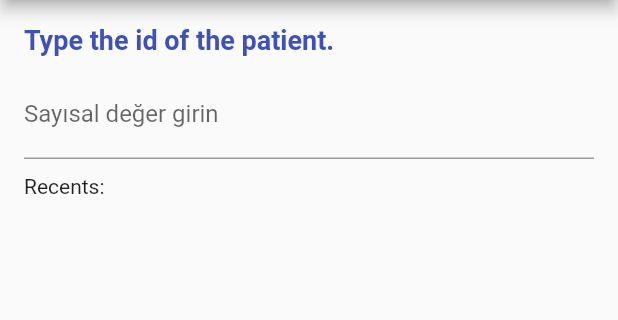
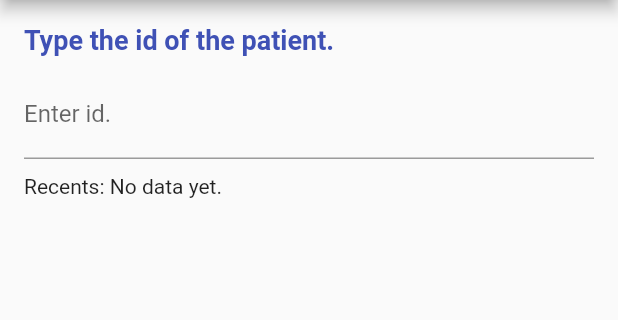
Before and after one commit to OsmanGaziYILDIRIM/Lesion-Meter, a Flutter app: the screen it shows after launch, on a phone screen of 412 x 824 dp, the part 84-404 px from its top. Run offline on Flutter 3.47's test engine with Material 2 defaults, Android fonts, the phone set to English and light mode, and no system bars; our stand-ins replace camera, firebase_core, firebase_storage; accounts and stored records are empty.

Commit message:
Fix some issues.

```diff
--- a/lib/main.dart
+++ b/lib/main.dart
@@ -38,6 +38,7 @@ class MyApp extends StatelessWidget {
         primarySwatch: Colors.indigo,
       ),
       navigatorKey: navigatorKey,
+      debugShowCheckedModeBanner: false,
       home: MenuPage(onSubmit: (value) {
         // Menüden gelen değeri alıp ana sayfaya geçiş yap
         navigatorKey.currentState?.push(
--- a/lib/ui/uicamera_screen.dart
+++ b/lib/ui/uicamera_screen.dart
@@ -65,7 +65,7 @@ class _CameraScreenState extends State<CameraScreen> {
     double screenWidth = MediaQuery.of(context).size.width;
     double screenHeight = MediaQuery.of(context).size.height;
 
-    cardWidth = screenWidth * (4 / 5);
+    cardWidth = screenWidth * (3 / 5);
     cardHeight = (cardWidth / 85.6) * 53.98;
 
     boundingBox = Rect.fromLTWH(
--- a/lib/ui/uimenu.dart
+++ b/lib/ui/uimenu.dart
@@ -86,7 +86,7 @@ class _MenuPageState extends State<MenuPage> {
               controller: _textEditingController,
               keyboardType: TextInputType.number,
               decoration: InputDecoration(
-                labelText: 'Sayısal değer girin',
+                labelText: 'Enter id.',
                 focusedBorder: OutlineInputBorder(
                   borderSide: BorderSide(color: Colors.indigo, width: 2),
                 ),
@@ -102,7 +102,7 @@ class _MenuPageState extends State<MenuPage> {
               },
             ),
             SizedBox(height: 10),
-            Text('Recents:'),
+            Text(filteredSuggestions.length == 0 ? 'Recents: No data yet.' : 'Recents:'),
             Expanded(
               child: Scrollbar(
                 child: ListView.builder(
```
